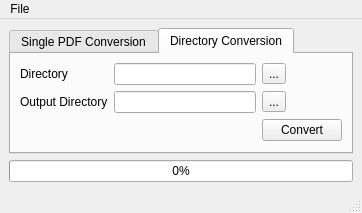
First picture: the form in main.ui, repository AeroNotix/pdftotif, before the edit.
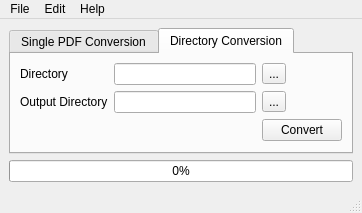
Second picture: the form after the edit.

Patch:
```diff
--- a/main.ui
+++ b/main.ui
@@ -148,7 +148,21 @@
     </property>
     <addaction name="actionQuit"/>
    </widget>
+   <widget class="QMenu" name="menuEdit">
+    <property name="title">
+     <string>Edit</string>
+    </property>
+    <addaction name="actionOptions"/>
+   </widget>
+   <widget class="QMenu" name="menuHelp">
+    <property name="title">
+     <string>Help</string>
+    </property>
+    <addaction name="actionAbout"/>
+   </widget>
    <addaction name="menuFile"/>
+   <addaction name="menuEdit"/>
+   <addaction name="menuHelp"/>
   </widget>
   <widget class="QStatusBar" name="statusbar"/>
   <action name="actionQuit">
```
Left out of the diff: 44 changed lines with no effect on the pictures.
